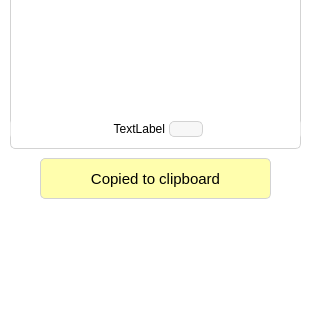
Qt form page/account/subpage/receive/pagereceive.ui (LYRA-Block-Lattice/LyraWalletManager) before a commit; both pictures show x 0 to 310 and y 212 to 532 of the 310 by 532 pixel window.
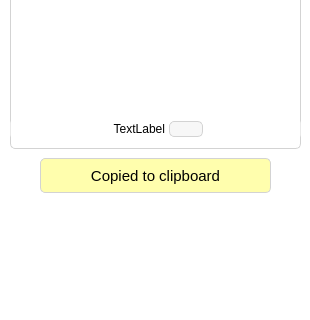
The same form after that commit. Icons and pictures are not drawn.

Patch:
```diff
--- a/page/account/subpage/receive/pagereceive.ui
+++ b/page/account/subpage/receive/pagereceive.ui
@@ -292,7 +292,7 @@
      <x>40</x>
      <y>370</y>
      <width>231</width>
-     <height>41</height>
+     <height>35</height>
     </rect>
    </property>
    <property name="font">
```
